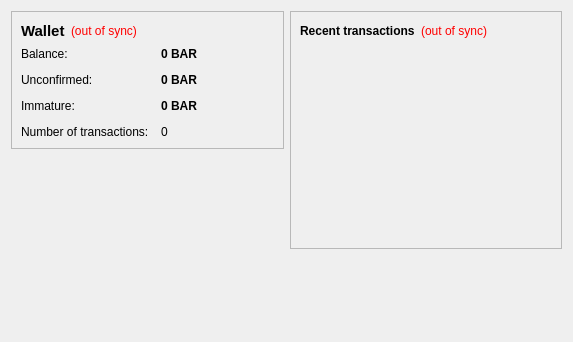
This is src/qt/forms/overviewpage.ui in UNicIT/pesacoin as Qt 5 draws it before an edit. The edited form follows.
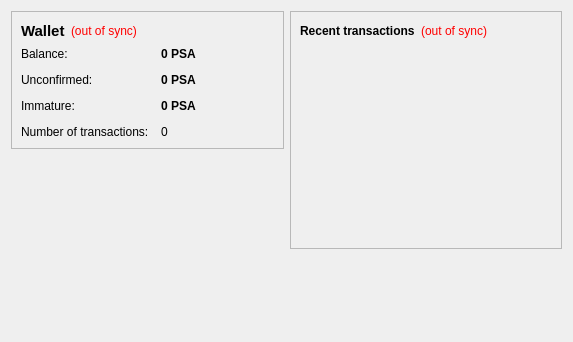
This is the edited form.

The edit to the form file:
```diff
--- a/src/qt/forms/overviewpage.ui
+++ b/src/qt/forms/overviewpage.ui
@@ -105,7 +105,7 @@
              <string>Your current balance</string>
             </property>
             <property name="text">
-             <string notr="true">0 BAR</string>
+             <string notr="true">0 PSA</string>
             </property>
             <property name="textInteractionFlags">
              <set>Qt::LinksAccessibleByMouse|Qt::TextSelectableByKeyboard|Qt::TextSelectableByMouse</set>
@@ -134,7 +134,7 @@
              <string>Total of transactions that have yet to be confirmed, and do not yet count toward the current balance</string>
             </property>
             <property name="text">
-             <string notr="true">0 BAR</string>
+             <string notr="true">0 PSA</string>
             </property>
             <property name="textInteractionFlags">
              <set>Qt::LinksAccessibleByMouse|Qt::TextSelectableByKeyboard|Qt::TextSelectableByMouse</set>
@@ -177,7 +177,7 @@
              <string>Mined balance that has not yet matured</string>
             </property>
             <property name="text">
-             <string notr="true">0 BAR</string>
+             <string notr="true">0 PSA</string>
             </property>
             <property name="textInteractionFlags">
              <set>Qt::LinksAccessibleByMouse|Qt::TextSelectableByKeyboard|Qt::TextSelectableByMouse</set>
```
Left out of the diff: 4 changed lines with no effect on the pictures.
